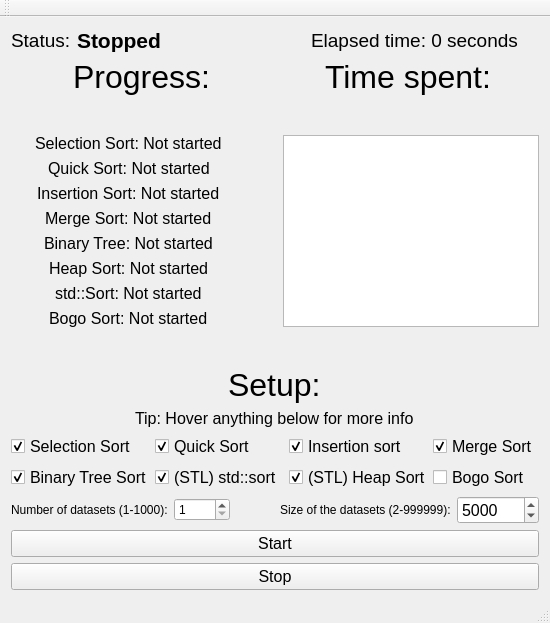
Old version of the form Oblig3/Application/mainwindow.ui in the repository Skau/ADS101Obliger.
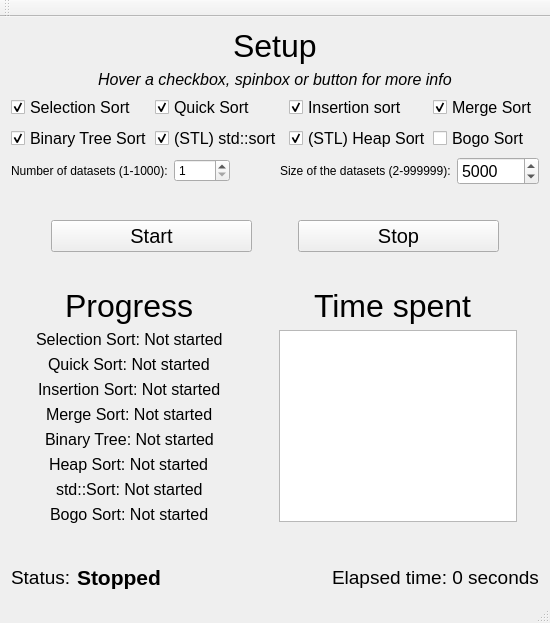
New version of the form.

Commit message: UI rework, increased thread safety

Diff of the .ui file:
```diff
--- a/Oblig3/Application/mainwindow.ui
+++ b/Oblig3/Application/mainwindow.ui
@@ -41,266 +41,41 @@
   <widget class="QWidget" name="centralWidget">
    <layout class="QVBoxLayout" name="verticalLayout">
     <item>
-     <layout class="QVBoxLayout" name="verticalLayout_2">
+     <layout class="QVBoxLayout" name="vLayout_Main">
       <item>
-       <layout class="QHBoxLayout" name="horizontalLayout_4">
-        <item alignment="Qt::AlignVCenter">
-         <widget class="QLabel" name="label_3">
-          <property name="sizePolicy">
-           <sizepolicy hsizetype="Fixed" vsizetype="Preferred">
-            <horstretch>0</horstretch>
-            <verstretch>0</verstretch>
-           </sizepolicy>
-          </property>
-          <property name="font">
-           <font>
-            <pointsize>14</pointsize>
-           </font>
-          </property>
-          <property name="text">
-           <string>Status:</string>
-          </property>
-         </widget>
-        </item>
-        <item alignment="Qt::AlignLeft">
-         <widget class="QLabel" name="label_Running">
-          <property name="font">
-           <font>
-            <pointsize>16</pointsize>
-            <weight>75</weight>
-            <bold>true</bold>
-           </font>
-          </property>
-          <property name="text">
-           <string>Stopped</string>
-          </property>
-         </widget>
-        </item>
-        <item alignment="Qt::AlignLeft">
-         <widget class="QLabel" name="label_TimeElapsed">
-          <property name="font">
-           <font>
-            <pointsize>14</pointsize>
-           </font>
-          </property>
-          <property name="text">
-           <string>Elapsed time: 0 seconds</string>
-          </property>
-         </widget>
-        </item>
-       </layout>
-      </item>
+       <layout class="QVBoxLayout" name="vLayout_Setup">
       <item>
-       <layout class="QHBoxLayout" name="horizontalLayout_2">
+         <layout class="QVBoxLayout" name="vLayout_Titles">
         <item alignment="Qt::AlignHCenter">
-         <widget class="QLabel" name="label_Title_Progress">
+           <widget class="QLabel" name="label_SetupTitle">
           <property name="font">
            <font>
             <pointsize>24</pointsize>
            </font>
           </property>
           <property name="text">
-           <string>Progress:</string>
+             <string>Setup</string>
           </property>
          </widget>
         </item>
         <item alignment="Qt::AlignHCenter">
-         <widget class="QLabel" name="label_Title_TimeSpent">
+           <widget class="QLabel" name="label_HoverTip">
           <property name="font">
            <font>
-            <pointsize>24</pointsize>
-           </font>
-          </property>
-          <property name="text">
-           <string>Time spent:</string>
-          </property>
-         </widget>
-        </item>
-       </layout>
-      </item>
-      <item>
-       <layout class="QHBoxLayout" name="horizontalLayout">
-        <item>
-         <layout class="QVBoxLayout" name="layoutDefault">
-          <item>
-           <spacer name="verticalSpacer">
-            <property name="orientation">
-             <enum>Qt::Vertical</enum>
-            </property>
-            <property name="sizeHint" stdset="0">
-             <size>
-              <width>20</width>
-              <height>40</height>
-             </size>
-            </property>
-           </spacer>
-          </item>
-          <item alignment="Qt::AlignHCenter|Qt::AlignVCenter">
-           <widget class="QLabel" name="plabel_Selection">
-            <property name="font">
-             <font>
               <pointsize>12</pointsize>
+              <italic>true</italic>
              </font>
             </property>
             <property name="text">
-             <string>Selection Sort: Not started</string>
+             <string>Hover a checkbox, spinbox or button for more info</string>
             </property>
            </widget>
           </item>
-          <item alignment="Qt::AlignHCenter|Qt::AlignVCenter">
-           <widget class="QLabel" name="plabel_Quick">
-            <property name="font">
-             <font>
-              <pointsize>12</pointsize>
-             </font>
-            </property>
-            <property name="text">
-             <string>Quick Sort: Not started</string>
-            </property>
-           </widget>
-          </item>
-          <item alignment="Qt::AlignHCenter|Qt::AlignVCenter">
-           <widget class="QLabel" name="plabel_Insertion">
-            <property name="font">
-             <font>
-              <pointsize>12</pointsize>
-             </font>
-            </property>
-            <property name="text">
-             <string>Insertion Sort: Not started</string>
-            </property>
-           </widget>
-          </item>
-          <item alignment="Qt::AlignHCenter|Qt::AlignVCenter">
-           <widget class="QLabel" name="plabel_Merge">
-            <property name="font">
-             <font>
-              <pointsize>12</pointsize>
-             </font>
-            </property>
-            <property name="text">
-             <string>Merge Sort: Not started</string>
-            </property>
-           </widget>
-          </item>
-          <item alignment="Qt::AlignHCenter|Qt::AlignVCenter">
-           <widget class="QLabel" name="plabel_BT">
-            <property name="font">
-             <font>
-              <pointsize>12</pointsize>
-             </font>
-            </property>
-            <property name="text">
-             <string>Binary Tree: Not started</string>
-            </property>
-           </widget>
-          </item>
-          <item alignment="Qt::AlignHCenter|Qt::AlignVCenter">
-           <widget class="QLabel" name="plabel_Heap">
-            <property name="font">
-             <font>
-              <pointsize>12</pointsize>
-             </font>
-            </property>
-            <property name="text">
-             <string>Heap Sort: Not started</string>
-            </property>
-           </widget>
-          </item>
-          <item alignment="Qt::AlignHCenter|Qt::AlignVCenter">
-           <widget class="QLabel" name="plabel_stdSort">
-            <property name="font">
-             <font>
-              <pointsize>12</pointsize>
-             </font>
-            </property>
-            <property name="text">
-             <string>std::Sort: Not started</string>
-            </property>
-           </widget>
-          </item>
-          <item alignment="Qt::AlignHCenter|Qt::AlignVCenter">
-           <widget class="QLabel" name="plabel_Bogo">
-            <property name="font">
-             <font>
-              <pointsize>12</pointsize>
-             </font>
-            </property>
-            <property name="text">
-             <string>Bogo Sort: Not started</string>
-            </property>
-           </widget>
-          </item>
-          <item>
-           <spacer name="verticalSpacer_2">
-            <property name="orientation">
-             <enum>Qt::Vertical</enum>
-            </property>
-            <property name="sizeHint" stdset="0">
-             <size>
-              <width>20</width>
-              <height>40</height>
-             </size>
-            </property>
-           </spacer>
-          </item>
-          <item>
-           <layout class="QFormLayout" name="formLayout"/>
-          </item>
          </layout>
         </item>
         <item>
-         <spacer name="horizontalSpacer">
-          <property name="orientation">
-           <enum>Qt::Horizontal</enum>
-          </property>
-          <property name="sizeType">
-           <enum>QSizePolicy::Fixed</enum>
-          </property>
-          <property name="sizeHint" stdset="0">
-           <size>
-            <width>30</width>
-            <height>20</height>
-           </size>
-          </property>
-         </spacer>
-        </item>
-        <item alignment="Qt::AlignLeft|Qt::AlignVCenter">
-         <widget class="QListWidget" name="timeTakenList"/>
-        </item>
-       </layout>
-      </item>
-      <item>
-       <layout class="QVBoxLayout" name="verticalLayout_3">
-        <item alignment="Qt::AlignHCenter">
-         <widget class="QLabel" name="checkBoxLabelTitle">
-          <property name="font">
-           <font>
-            <pointsize>24</pointsize>
-           </font>
-          </property>
-          <property name="text">
-           <string>Setup:</string>
-          </property>
-         </widget>
-        </item>
-        <item alignment="Qt::AlignHCenter">
-         <widget class="QLabel" name="label">
-          <property name="font">
-           <font>
-            <pointsize>12</pointsize>
-           </font>
-          </property>
-          <property name="text">
-           <string>Tip: Hover anything below for more info</string>
-          </property>
-         </widget>
-        </item>
-       </layout>
-      </item>
-      <item>
-       <layout class="QGridLayout" name="gridLayout">
-        <item row="0" column="0">
+         <layout class="QGridLayout" name="gLayout_CheckBoxes">
+          <item row="0" column="0" alignment="Qt::AlignLeft">
          <widget class="QCheckBox" name="selectionCheckBox">
           <property name="font">
            <font>
@@ -318,7 +93,7 @@
           </property>
          </widget>
         </item>
-        <item row="0" column="1">
+          <item row="0" column="1" alignment="Qt::AlignLeft">
          <widget class="QCheckBox" name="quickCheckBox">
           <property name="font">
            <font>
@@ -336,7 +111,7 @@
           </property>
          </widget>
         </item>
-        <item row="0" column="2">
+          <item row="0" column="2" alignment="Qt::AlignLeft|Qt::AlignVCenter">
          <widget class="QCheckBox" name="insertionCheckBox">
           <property name="font">
            <font>
@@ -354,7 +129,7 @@
           </property>
          </widget>
         </item>
-        <item row="0" column="3" alignment="Qt::AlignHCenter|Qt::AlignVCenter">
+          <item row="0" column="3" alignment="Qt::AlignLeft|Qt::AlignVCenter">
          <widget class="QCheckBox" name="mergeCheckBox">
           <property name="font">
            <font>
@@ -372,7 +147,7 @@
           </property>
          </widget>
         </item>
-        <item row="1" column="1">
+          <item row="1" column="1" alignment="Qt::AlignLeft">
          <widget class="QCheckBox" name="stlSortCheckBox">
           <property name="font">
            <font>
@@ -390,7 +165,7 @@
           </property>
          </widget>
         </item>
-        <item row="1" column="0">
+          <item row="1" column="0" alignment="Qt::AlignLeft">
          <widget class="QCheckBox" name="binaryTreeCheckBox">
           <property name="font">
            <font>
@@ -408,7 +183,7 @@
           </property>
          </widget>
         </item>
-        <item row="1" column="2">
+          <item row="1" column="2" alignment="Qt::AlignHCenter|Qt::AlignVCenter">
          <widget class="QCheckBox" name="stlHeapCheckBox">
           <property name="font">
            <font>
@@ -426,7 +201,7 @@
           </property>
          </widget>
         </item>
-        <item row="1" column="3">
+          <item row="1" column="3" alignment="Qt::AlignLeft|Qt::AlignVCenter">
          <widget class="QCheckBox" name="bogoCheckBox">
           <property name="font">
            <font>
@@ -444,7 +219,7 @@
        </layout>
       </item>
       <item>
-       <layout class="QHBoxLayout" name="horizontalLayout_3">
+         <layout class="QHBoxLayout" name="hLayout_Spinboxes">
         <item>
          <widget class="QLabel" name="label_NumberOfDatasets">
           <property name="toolTip">
@@ -523,6 +298,39 @@
         </item>
        </layout>
       </item>
+       </layout>
+      </item>
+      <item>
+       <spacer name="verticalSpacer_3">
+        <property name="orientation">
+         <enum>Qt::Vertical</enum>
+        </property>
+        <property name="sizeHint" stdset="0">
+         <size>
+          <width>20</width>
+          <height>40</height>
+         </size>
+        </property>
+       </spacer>
+      </item>
+      <item>
+       <layout class="QHBoxLayout" name="horizontalLayout">
+        <item>
+         <spacer name="horizontalSpacer_9">
+          <property name="orientation">
+           <enum>Qt::Horizontal</enum>
+          </property>
+          <property name="sizeType">
+           <enum>QSizePolicy::Minimum</enum>
+          </property>
+          <property name="sizeHint" stdset="0">
+           <size>
+            <width>40</width>
+            <height>20</height>
+           </size>
+          </property>
+         </spacer>
+        </item>
       <item>
        <widget class="QPushButton" name="sortButton">
         <property name="minimumSize">
@@ -533,7 +341,7 @@
         </property>
         <property name="font">
          <font>
-          <pointsize>12</pointsize>
+            <pointsize>15</pointsize>
          </font>
         </property>
         <property name="toolTip">
@@ -547,11 +355,27 @@
         </property>
        </widget>
       </item>
+        <item>
+         <spacer name="horizontalSpacer_11">
+          <property name="orientation">
+           <enum>Qt::Horizontal</enum>
+          </property>
+          <property name="sizeType">
+           <enum>QSizePolicy::Minimum</enum>
+          </property>
+          <property name="sizeHint" stdset="0">
+           <size>
+            <width>40</width>
+            <height>20</height>
+           </size>
+          </property>
+         </spacer>
+        </item>
       <item>
        <widget class="QPushButton" name="stopButton">
         <property name="font">
          <font>
-          <pointsize>12</pointsize>
+            <pointsize>15</pointsize>
          </font>
         </property>
         <property name="toolTip">
@@ -559,6 +383,363 @@
         </property>
         <property name="text">
          <string>Stop</string>
+          </property>
+         </widget>
+        </item>
+        <item>
+         <spacer name="horizontalSpacer_10">
+          <property name="orientation">
+           <enum>Qt::Horizontal</enum>
+          </property>
+          <property name="sizeType">
+           <enum>QSizePolicy::Minimum</enum>
+          </property>
+          <property name="sizeHint" stdset="0">
+           <size>
+            <width>40</width>
+            <height>20</height>
+           </size>
+          </property>
+         </spacer>
+        </item>
+       </layout>
+      </item>
+      <item>
+       <spacer name="verticalSpacer_4">
+        <property name="orientation">
+         <enum>Qt::Vertical</enum>
+        </property>
+        <property name="sizeHint" stdset="0">
+         <size>
+          <width>20</width>
+          <height>40</height>
+         </size>
+        </property>
+       </spacer>
+      </item>
+      <item>
+       <layout class="QVBoxLayout" name="vLayout_Progress">
+        <item>
+         <layout class="QHBoxLayout" name="hLayout_Titles">
+          <item>
+           <spacer name="horizontalSpacer_7">
+            <property name="orientation">
+             <enum>Qt::Horizontal</enum>
+            </property>
+            <property name="sizeType">
+             <enum>QSizePolicy::Minimum</enum>
+            </property>
+            <property name="sizeHint" stdset="0">
+             <size>
+              <width>37</width>
+              <height>20</height>
+             </size>
+            </property>
+           </spacer>
+          </item>
+          <item alignment="Qt::AlignHCenter">
+           <widget class="QLabel" name="label_Title_Progress">
+            <property name="font">
+             <font>
+              <pointsize>24</pointsize>
+             </font>
+            </property>
+            <property name="text">
+             <string>Progress</string>
+            </property>
+           </widget>
+          </item>
+          <item>
+           <spacer name="horizontalSpacer_8">
+            <property name="orientation">
+             <enum>Qt::Horizontal</enum>
+            </property>
+            <property name="sizeType">
+             <enum>QSizePolicy::Minimum</enum>
+            </property>
+            <property name="sizeHint" stdset="0">
+             <size>
+              <width>95</width>
+              <height>20</height>
+             </size>
+            </property>
+           </spacer>
+          </item>
+          <item alignment="Qt::AlignHCenter">
+           <widget class="QLabel" name="label_Title_TimeSpent">
+            <property name="font">
+             <font>
+              <pointsize>24</pointsize>
+             </font>
+            </property>
+            <property name="text">
+             <string>Time spent</string>
+            </property>
+           </widget>
+          </item>
+          <item>
+           <spacer name="horizontalSpacer_6">
+            <property name="orientation">
+             <enum>Qt::Horizontal</enum>
+            </property>
+            <property name="sizeType">
+             <enum>QSizePolicy::Maximum</enum>
+            </property>
+            <property name="sizeHint" stdset="0">
+             <size>
+              <width>65</width>
+              <height>20</height>
+             </size>
+            </property>
+           </spacer>
+          </item>
+         </layout>
+        </item>
+        <item>
+         <layout class="QHBoxLayout" name="hLayout_List">
+          <item>
+           <spacer name="horizontalSpacer_4">
+            <property name="orientation">
+             <enum>Qt::Horizontal</enum>
+            </property>
+            <property name="sizeType">
+             <enum>QSizePolicy::Minimum</enum>
+            </property>
+            <property name="sizeHint" stdset="0">
+             <size>
+              <width>25</width>
+              <height>20</height>
+             </size>
+            </property>
+           </spacer>
+          </item>
+          <item>
+           <layout class="QVBoxLayout" name="hLayout_Labels">
+            <item alignment="Qt::AlignHCenter">
+             <widget class="QLabel" name="plabel_Selection">
+              <property name="font">
+               <font>
+                <pointsize>12</pointsize>
+               </font>
+              </property>
+              <property name="text">
+               <string>Selection Sort: Not started</string>
+              </property>
+             </widget>
+            </item>
+            <item alignment="Qt::AlignHCenter">
+             <widget class="QLabel" name="plabel_Quick">
+              <property name="font">
+               <font>
+                <pointsize>12</pointsize>
+               </font>
+              </property>
+              <property name="text">
+               <string>Quick Sort: Not started</string>
+              </property>
+             </widget>
+            </item>
+            <item alignment="Qt::AlignHCenter">
+             <widget class="QLabel" name="plabel_Insertion">
+              <property name="font">
+               <font>
+                <pointsize>12</pointsize>
+               </font>
+              </property>
+              <property name="text">
+               <string>Insertion Sort: Not started</string>
+              </property>
+             </widget>
+            </item>
+            <item alignment="Qt::AlignHCenter">
+             <widget class="QLabel" name="plabel_Merge">
+              <property name="font">
+               <font>
+                <pointsize>12</pointsize>
+               </font>
+              </property>
+              <property name="text">
+               <string>Merge Sort: Not started</string>
+              </property>
+             </widget>
+            </item>
+            <item alignment="Qt::AlignHCenter">
+             <widget class="QLabel" name="plabel_BT">
+              <property name="font">
+               <font>
+                <pointsize>12</pointsize>
+               </font>
+              </property>
+              <property name="text">
+               <string>Binary Tree: Not started</string>
+              </property>
+             </widget>
+            </item>
+            <item alignment="Qt::AlignHCenter">
+             <widget class="QLabel" name="plabel_Heap">
+              <property name="font">
+               <font>
+                <pointsize>12</pointsize>
+               </font>
+              </property>
+              <property name="text">
+               <string>Heap Sort: Not started</string>
+              </property>
+             </widget>
+            </item>
+            <item alignment="Qt::AlignHCenter">
+             <widget class="QLabel" name="plabel_stdSort">
+              <property name="font">
+               <font>
+                <pointsize>12</pointsize>
+               </font>
+              </property>
+              <property name="text">
+               <string>std::Sort: Not started</string>
+              </property>
+             </widget>
+            </item>
+            <item alignment="Qt::AlignHCenter">
+             <widget class="QLabel" name="plabel_Bogo">
+              <property name="font">
+               <font>
+                <pointsize>12</pointsize>
+               </font>
+              </property>
+              <property name="text">
+               <string>Bogo Sort: Not started</string>
+              </property>
+             </widget>
+            </item>
+            <item>
+             <spacer name="verticalSpacer_2">
+              <property name="orientation">
+               <enum>Qt::Vertical</enum>
+              </property>
+              <property name="sizeType">
+               <enum>QSizePolicy::Maximum</enum>
+              </property>
+              <property name="sizeHint" stdset="0">
+               <size>
+                <width>20</width>
+                <height>46</height>
+               </size>
+              </property>
+             </spacer>
+            </item>
+           </layout>
+          </item>
+          <item>
+           <spacer name="horizontalSpacer">
+            <property name="orientation">
+             <enum>Qt::Horizontal</enum>
+            </property>
+            <property name="sizeType">
+             <enum>QSizePolicy::Minimum</enum>
+            </property>
+            <property name="sizeHint" stdset="0">
+             <size>
+              <width>50</width>
+              <height>20</height>
+             </size>
+            </property>
+           </spacer>
+          </item>
+          <item>
+           <layout class="QVBoxLayout" name="verticalLayout_2">
+            <item>
+             <widget class="QListWidget" name="timeTakenList"/>
+            </item>
+            <item>
+             <spacer name="verticalSpacer">
+              <property name="orientation">
+               <enum>Qt::Vertical</enum>
+              </property>
+              <property name="sizeHint" stdset="0">
+               <size>
+                <width>20</width>
+                <height>18</height>
+               </size>
+              </property>
+             </spacer>
+            </item>
+           </layout>
+          </item>
+          <item>
+           <spacer name="horizontalSpacer_5">
+            <property name="orientation">
+             <enum>Qt::Horizontal</enum>
+            </property>
+            <property name="sizeHint" stdset="0">
+             <size>
+              <width>40</width>
+              <height>20</height>
+             </size>
+            </property>
+           </spacer>
+          </item>
+         </layout>
+        </item>
+       </layout>
+      </item>
+     </layout>
+    </item>
+    <item>
+     <layout class="QHBoxLayout" name="vLayout_Status">
+      <item alignment="Qt::AlignLeft|Qt::AlignVCenter">
+       <widget class="QLabel" name="label_3">
+        <property name="sizePolicy">
+         <sizepolicy hsizetype="Fixed" vsizetype="Preferred">
+          <horstretch>0</horstretch>
+          <verstretch>0</verstretch>
+         </sizepolicy>
+        </property>
+        <property name="font">
+         <font>
+          <pointsize>14</pointsize>
+         </font>
+        </property>
+        <property name="text">
+         <string>Status:</string>
+        </property>
+       </widget>
+      </item>
+      <item alignment="Qt::AlignLeft">
+       <widget class="QLabel" name="label_Running">
+        <property name="font">
+         <font>
+          <pointsize>16</pointsize>
+          <weight>75</weight>
+          <bold>true</bold>
+         </font>
+        </property>
+        <property name="text">
+         <string>Stopped</string>
+        </property>
+       </widget>
+      </item>
+      <item>
+       <spacer name="horizontalSpacer_3">
+        <property name="orientation">
+         <enum>Qt::Horizontal</enum>
+        </property>
+        <property name="sizeHint" stdset="0">
+         <size>
+          <width>40</width>
+          <height>20</height>
+         </size>
+        </property>
+       </spacer>
+      </item>
+      <item alignment="Qt::AlignLeft">
+       <widget class="QLabel" name="label_TimeElapsed">
+        <property name="font">
+         <font>
+          <pointsize>14</pointsize>
+         </font>
+        </property>
+        <property name="text">
+         <string>Elapsed time: 0 seconds</string>
         </property>
        </widget>
       </item>
```
Left out of the diff: 6 changed lines with no effect on the pictures. Lines whose indentation alone changed are shown as unchanged. The commit also changes 3 other files.
